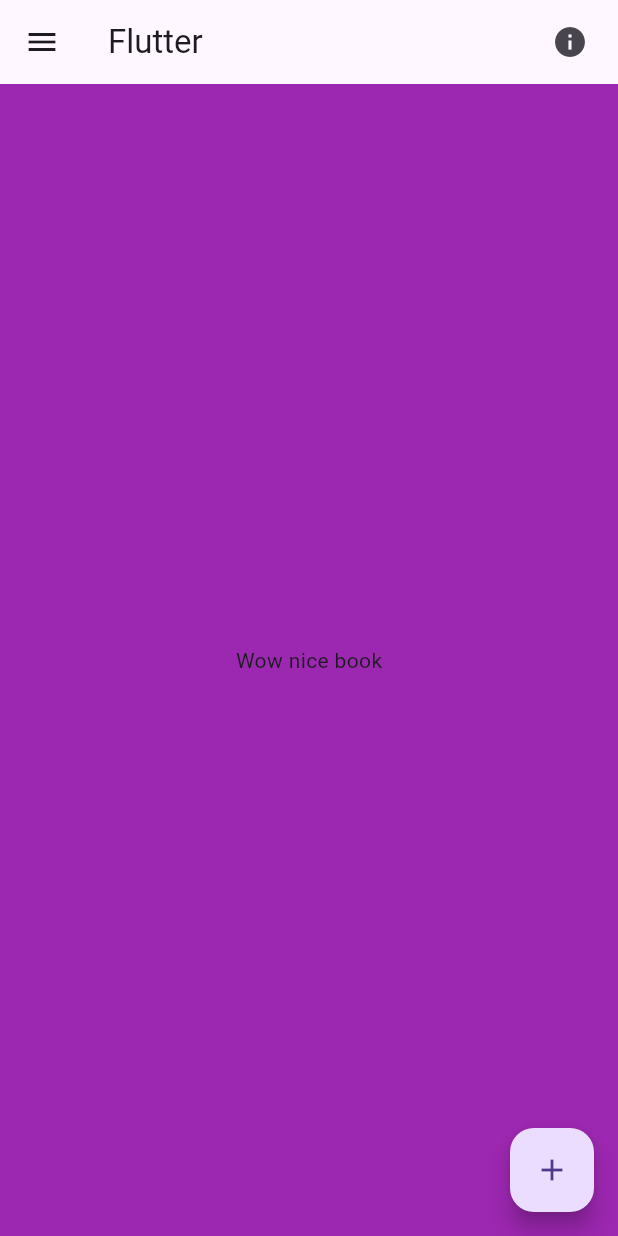
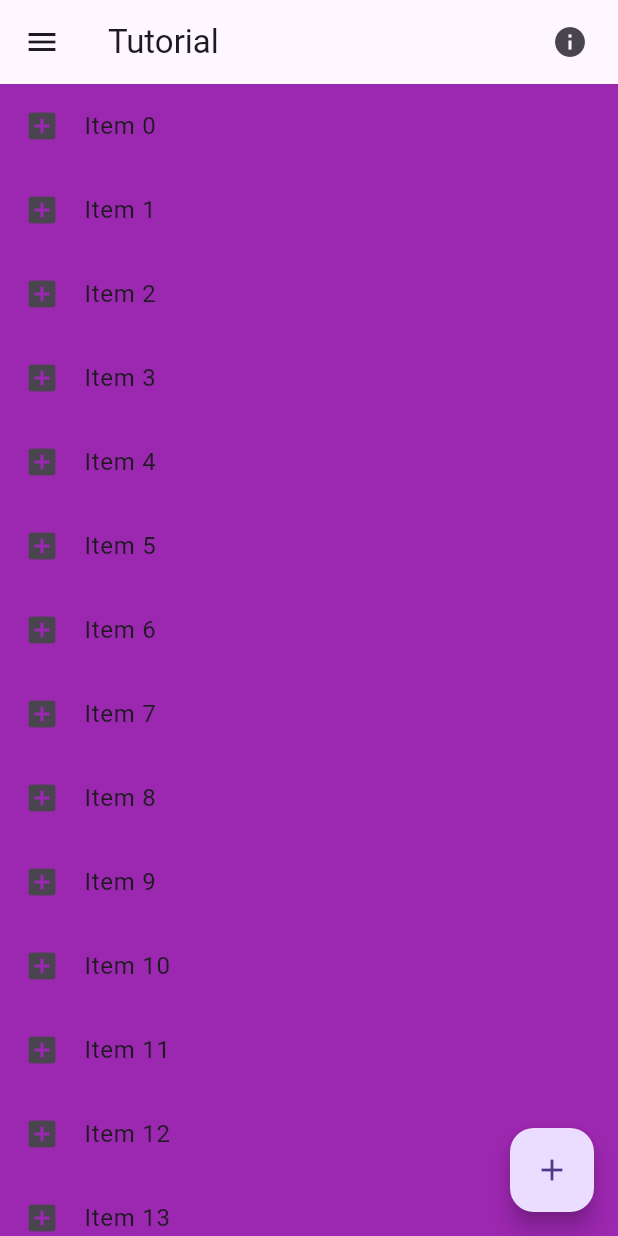
Before and after one commit to ManU4kym/tuto_rt, a Flutter app: the screen it shows after launch, on a phone screen of 412 x 824 dp. Run offline on Flutter 3.47's test engine with Material 3 defaults, Android fonts, the light colour scheme and no system bars.

Commit message:
responsive

```diff
--- a/lib/widget.dart
+++ b/lib/widget.dart
@@ -7,7 +7,7 @@ class WidgetPage extends StatelessWidget {
   Widget build(BuildContext context) {
     return Scaffold(
       backgroundColor: Colors.purple,
-      appBar: AppBar(title: const Text("Flutter"), actions: const [
+      appBar: AppBar(title: const Text("Tutorial"), actions: const [
         Padding(
           padding: EdgeInsets.only(right: 20),
           child: Icon(Icons.info),
@@ -80,10 +80,14 @@ class WidgetPage extends StatelessWidget {
           ],
         ),
       ),
-      body: Center(
-          child: Column(mainAxisAlignment: MainAxisAlignment.center, children: [
-        Text("Wow nice book"),
-      ])),
+      body: LayoutBuilder(
+        builder: (BuildContext context, BoxConstraints sizes) {
+          if(sizes.maxWidth < 500){
+            return const ListData();
+          }
+          return const GridData();
+        },
+      ),
       floatingActionButton: FloatingActionButton(
         onPressed: () {
           showDialog(
@@ -116,3 +120,37 @@ class WidgetPage extends StatelessWidget {
     );
   }
 }
+class ListData extends StatelessWidget {
+  const ListData({super.key});
+
+  @override
+  Widget build(BuildContext context) {
+    return ListView.builder(
+        itemCount: 100,
+        itemBuilder: (context, id) {
+          return ListTile(
+            leading: const Icon(Icons.add_box),
+            title: Text("Item $id"),
+          );
+        }
+    );
+  }
+}
+class GridData extends StatelessWidget {
+  const GridData({super.key});
+
+  @override
+  Widget build(BuildContext context) {
+    return  GridView.count(
+        crossAxisCount: 2,
+        children: List.generate(100, (index) {
+      return Center(
+          child: ListTile(
+            leading: const Icon(Icons.add_box),
+            title: Text("Item $index"),
+              ),
+       );
+    }
+    ));
+  }
+}
```
